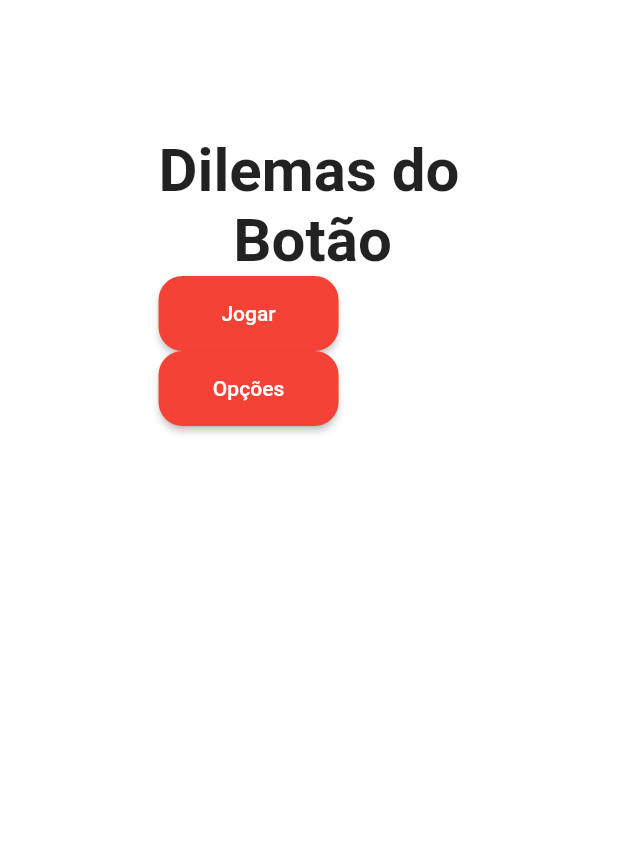
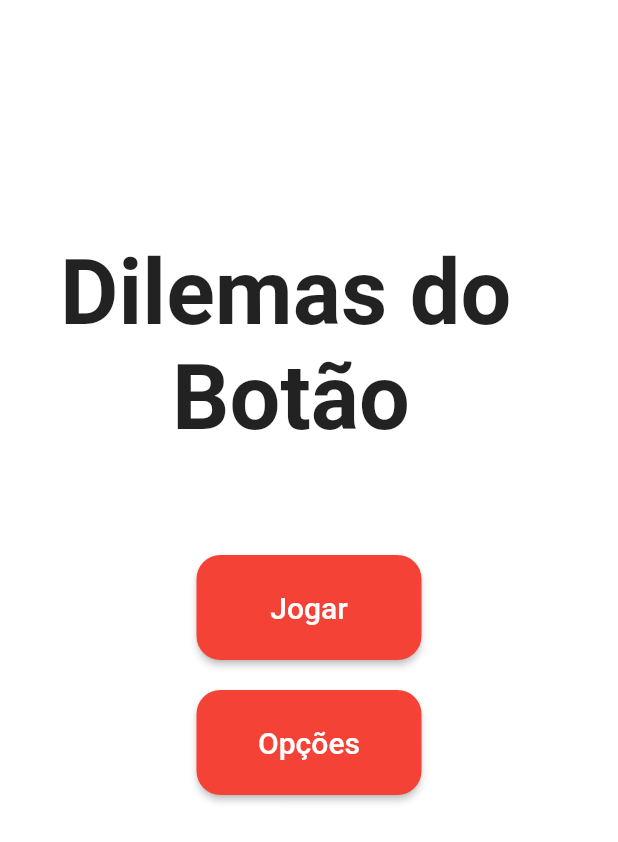
Before and after one commit to RamonFrias/dilema-do-botao, a Flutter app: the screen it shows after launch, on a phone screen of 412 x 824 dp. Shown: the top 842 px of the screen. Run offline on Flutter 3.47's test engine with Material 2 defaults, Android fonts, the phone set to English and light mode, and no system bars.

Commit message:
Tela inicial finalizada

```diff
--- a/lib/pages/inicial.page.dart
+++ b/lib/pages/inicial.page.dart
@@ -15,19 +15,24 @@ class _PaginaInicialState extends State<PaginaInicial> {
     return Scaffold(
       backgroundColor: Colors.white,
       body: Padding(
-        padding: const EdgeInsets.all(90),
+        padding: const EdgeInsets.all(40),
         child: Center(
           child: Column(
             crossAxisAlignment: CrossAxisAlignment.start,
             mainAxisAlignment: MainAxisAlignment.start,
             children: <Widget>[
+              const SizedBox(
+                height: 120,
+              ),
               // ignore: prefer_const_constructors
               Text(
                 'Dilemas do\n\t\t\t\t Botão',
                 style:
-                    const TextStyle(fontSize: 40, fontWeight: FontWeight.bold),
+                    const TextStyle(fontSize: 60, fontWeight: FontWeight.bold),
               ),
-              ElevatedButton(
+              const SizedBox(height: 70),
+              Center(
+                child: ElevatedButton(
                     style: ButtonStyle(
                       shape: MaterialStateProperty.all(
                         RoundedRectangleBorder(
@@ -41,7 +46,7 @@ class _PaginaInicialState extends State<PaginaInicial> {
                         }
                         return Colors.red;
                       }),
-                    fixedSize: MaterialStateProperty.all(const Size(120, 50)),
+                      fixedSize: MaterialStateProperty.all(const Size(150, 70)),
                     ),
                     onPressed: () {
                       Navigator.push(
@@ -49,8 +54,14 @@ class _PaginaInicialState extends State<PaginaInicial> {
                           MaterialPageRoute(
                               builder: (context) => const JogarPage()));
                     },
-                  child: const Text('Jogar')),
-              ElevatedButton(
+                    child: const Text(
+                      'Jogar',
+                      style: TextStyle(fontSize: 20),
+                    )),
+              ),
+              const SizedBox(height: 20),
+              Center(
+                child: ElevatedButton(
                   style: ButtonStyle(
                     shape: MaterialStateProperty.all(
                       RoundedRectangleBorder(
@@ -64,7 +75,7 @@ class _PaginaInicialState extends State<PaginaInicial> {
                       }
                       return Colors.red;
                     }),
-                  fixedSize: MaterialStateProperty.all(const Size(120, 50)),
+                    fixedSize: MaterialStateProperty.all(const Size(150, 70)),
                   ),
                   onPressed: () {
                     Navigator.push(
@@ -72,7 +83,11 @@ class _PaginaInicialState extends State<PaginaInicial> {
                         MaterialPageRoute(
                             builder: (context) => const OpcoesPage()));
                   },
-                child: const Text("Opções"),
+                  child: const Text(
+                    "Opções",
+                    style: TextStyle(fontSize: 20),
+                  ),
+                ),
               ),
             ],
           ),
```
Also changed, not shown: pubspec.lock, 1 other file. Lines whose indentation alone changed are shown as unchanged.
